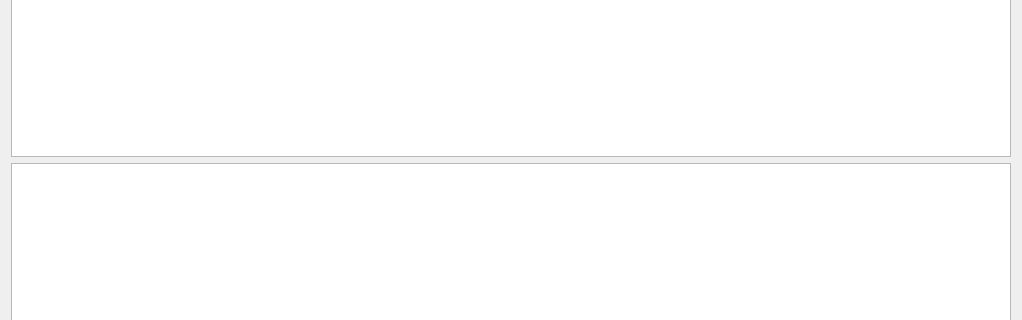
The window that src/educationwork/pageeducationwork.ui (rainovskyqt/teacher_plan) describes before a commit, drawn with Qt 5; both pictures show x 0 to 1022 and y 165 to 485 of the 1022 by 678 pixel window.
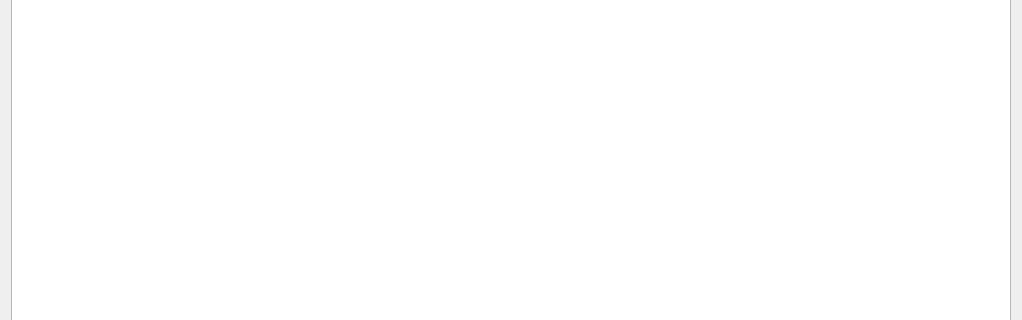
The same window after the commit. Icons and pictures are not drawn.

The edit to the form file:
```diff
--- a/src/educationwork/pageeducationwork.ui
+++ b/src/educationwork/pageeducationwork.ui
@@ -13,13 +13,10 @@
   <property name="windowTitle">
    <string>Form</string>
   </property>
-  <layout class="QVBoxLayout" name="verticalLayout" stretch="0,1,1,0,0">
+  <layout class="QVBoxLayout" name="verticalLayout" stretch="0,1,0,0">
    <item>
     <widget class="QWidget" name="w_header" native="true"/>
    </item>
-   <item>
-    <widget class="QListView" name="lv_educationWorks"/>
-   </item>
    <item>
     <widget class="QListWidget" name="lw_educationWork">
      <property name="editTriggers">
```
